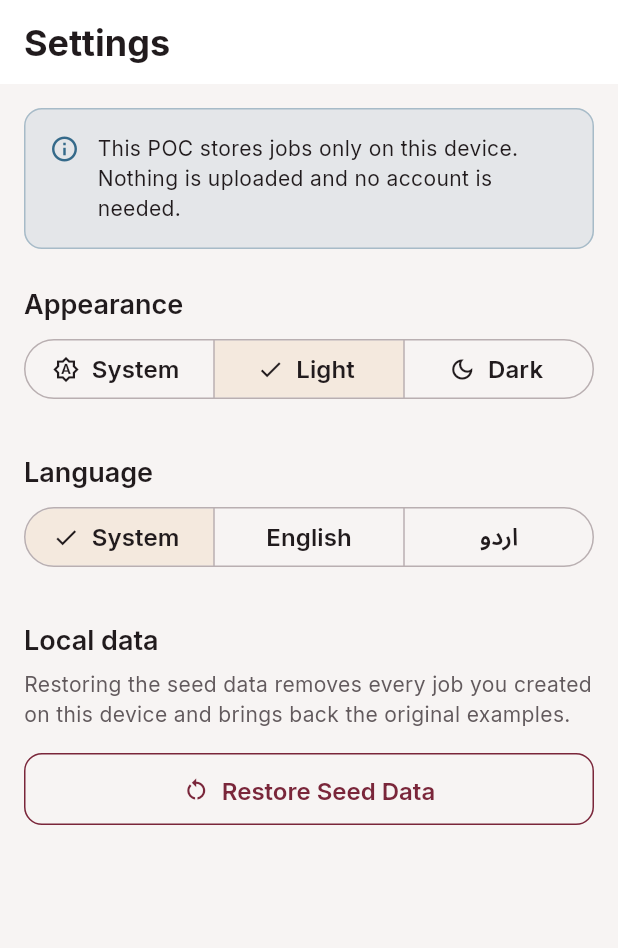
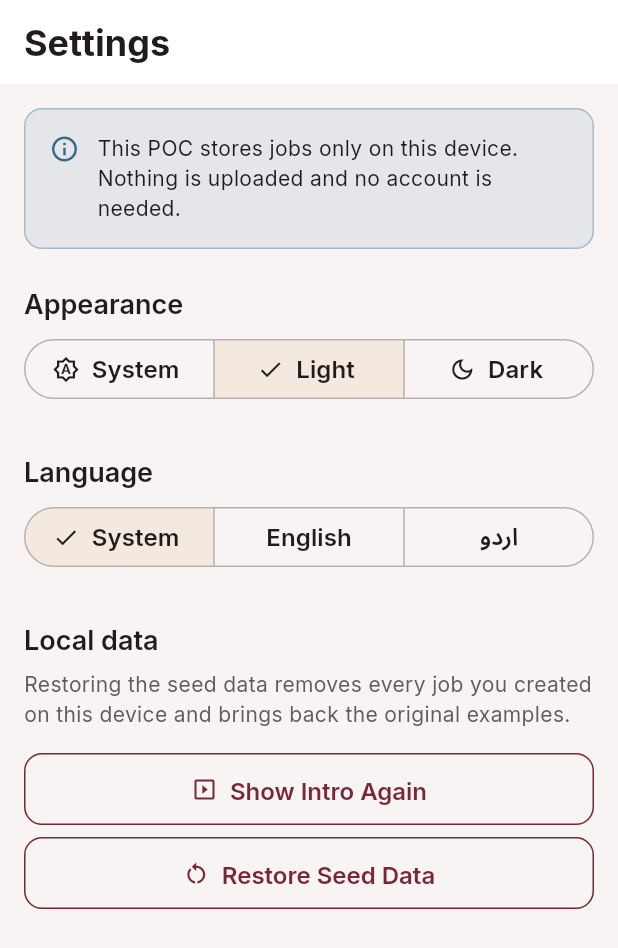
Before and after one commit to HamzaAnjum96/Trust-Hire, a Flutter app: the SettingsScreen screen opened directly, after a tap on "Light", on a phone screen of 412 x 824 dp. Shown: the top 948 px of the screen. Run offline on Flutter 3.47's test engine with Material 3 defaults, Android fonts, the phone set to English and light mode, and no system bars; our stand-ins replace audioplayers, flutter_map, geolocator, image_picker, latlong2, shared_preferences; missing offline and left inert: record; accounts and stored records are empty.

Commit message:
Sprint 12 — onboarding and permission priming
Adds a first run: three skippable panels covering what the app is, that
you post by speaking rather than typing, and what location is for. The
central idea is unusual enough that an audience used to forms will not
discover it by poking around.

More importantly, location is no longer requested the moment the app
opens. Asking for a permission before saying what it is for is precisely
what the brand guidelines warn against. It is now asked only on the last
intro panel, after explaining what it buys and that refusing costs
nothing, with "Not Now" offered as plainly as accepting. Afterwards only
"Near Me" asks.

199 tests pass and the analyzer is clean.

Co-Authored-By: Claude Opus 5 <noreply@anthropic.com>
Claude-Session: https://claude.ai/code/session_014Bdfaf7Qfm3sngJGsE3SWN

```diff
--- a/code/frontend/lib/app/app.dart
+++ b/code/frontend/lib/app/app.dart
@@ -10,6 +10,7 @@ import '../features/map/location_controller.dart';
 import '../services/job_repository.dart';
 import '../services/local_store.dart';
 import '../services/media_store.dart';
+import '../features/onboarding/onboarding_screen.dart';
 import 'app_shell.dart';
 import 'job_controller.dart';
 import 'settings_controller.dart';
@@ -37,9 +38,10 @@ class TrustHireApp extends StatelessWidget {
           create: (_) => SavedJobsController(store)..load(),
         ),
         ChangeNotifierProvider(
-          // Location is requested on first launch so the map can open on the
-          // user rather than the fallback. A refusal is handled, not retried.
-          create: (_) => LocationController()..request(),
+          // Deliberately not requested here. Asking for a permission before
+          // explaining what it is for is what section 19 warns against, so
+          // the intro asks — and afterwards, only "Near Me" does.
+          create: (_) => LocationController(),
         ),
       ],
       child: Consumer<SettingsController>(
@@ -58,10 +60,27 @@ class TrustHireApp extends StatelessWidget {
             theme: BrandTheme.light,
             darkTheme: BrandTheme.dark,
             themeMode: settings.themeMode,
-            home: const AppShell(),
+            home: const _Entry(),
           );
         },
       ),
     );
   }
 }
+
+/// Chooses between the intro and the app itself.
+class _Entry extends StatelessWidget {
+  const _Entry();
+
+  @override
+  Widget build(BuildContext context) {
+    final settings = context.watch<SettingsController>();
+
+    if (settings.introSeen) return const AppShell();
+
+    return OnboardingScreen(
+      location: context.read<LocationController>(),
+      onFinished: settings.markIntroSeen,
+    );
+  }
+}
--- /dev/null
+++ b/code/frontend/lib/features/onboarding/onboarding_screen.dart
@@ -0,0 +1,271 @@
+import 'package:flutter/material.dart';
+
+import '../../core/motion.dart';
+import '../../core/tokens.dart';
+import '../../l10n/app_localizations.dart';
+import '../map/location_controller.dart';
+
+/// The first run.
+///
+/// Three screens, all skippable. It exists for two reasons:
+///
+/// 1. The product's central idea — that you post work by *speaking* rather
+///    than filling in a form — is unusual enough that an audience used to
+///    forms will not discover it by poking around.
+/// 2. The app used to ask for location on launch with no explanation, which
+///    is precisely what section 19 warns against. Location is now requested
+///    only after saying what it is for and that refusing is fine.
+///
+/// No illustrations: section 17 allows them for onboarding, but a placeholder
+/// illustration would be worse than the brand's own iconography used plainly.
+class OnboardingScreen extends StatefulWidget {
+  const OnboardingScreen({
+    super.key,
+    required this.location,
+    required this.onFinished,
+  });
+
+  final LocationController location;
+
+  /// Called when the user finishes or skips. The caller records that the
+  /// intro has been seen.
+  final VoidCallback onFinished;
+
+  @override
+  State<OnboardingScreen> createState() => _OnboardingScreenState();
+}
+
+class _OnboardingScreenState extends State<OnboardingScreen> {
+  final PageController _pages = PageController();
+  int _page = 0;
+  bool _requesting = false;
+
+  static const _pageCount = 3;
+
+  @override
+  void dispose() {
+    _pages.dispose();
+    super.dispose();
+  }
+
+  void _next() {
+    if (_page >= _pageCount - 1) {
+      widget.onFinished();
+      return;
+    }
+    _pages.nextPage(
+      duration: Motion.standard(context),
+      curve: BrandMotion.curve,
+    );
+  }
+
+  Future<void> _askForLocation() async {
+    setState(() => _requesting = true);
+    // A refusal is fine — the controller already treats it as a normal state,
+    // so there is nothing to handle here beyond moving on.
+    await widget.location.request();
+    if (!mounted) return;
+
+    setState(() => _requesting = false);
+    widget.onFinished();
+  }
+
+  @override
+  Widget build(BuildContext context) {
+    final theme = Theme.of(context);
+    final strings = AppStrings.of(context);
+    final isLight = theme.brightness == Brightness.light;
+
+    return Scaffold(
+      backgroundColor: isLight
+          ? BrandColours.warmSand
+          : BrandColours.darkBackground,
+      body: SafeArea(
+        child: Column(
+          children: [
+            Align(
+              alignment: AlignmentDirectional.centerEnd,
+              child: Padding(
+                padding: const EdgeInsets.all(BrandSizing.spaceSm),
+                child: TextButton(
+                  onPressed: widget.onFinished,
+                  child: Text(strings.onboardSkip),
+                ),
+              ),
+            ),
+
+            Expanded(
+              child: PageView(
+                controller: _pages,
+                onPageChanged: (page) => setState(() => _page = page),
+                children: [
+                  _Panel(
+                    icon: Icons.place_outlined,
+                    title: strings.onboardWelcomeTitle,
+                    body: strings.onboardWelcomeBody,
+                  ),
+                  _Panel(
+                    icon: Icons.mic_none,
+                    title: strings.onboardVoiceTitle,
+                    body: strings.onboardVoiceBody,
+                  ),
+                  _Panel(
+                    icon: Icons.near_me_outlined,
+                    title: strings.onboardLocationTitle,
+                    body: strings.onboardLocationBody,
+                    footnote: strings.onboardPrivacyNote,
+                  ),
+                ],
+              ),
+            ),
+
+            _Dots(count: _pageCount, current: _page),
+            const SizedBox(height: BrandSizing.spaceLg),
+
+            Padding(
+              padding: const EdgeInsets.fromLTRB(
+                BrandSizing.spaceLg,
+                0,
+                BrandSizing.spaceLg,
+                BrandSizing.spaceLg,
+              ),
+              child: _page == _pageCount - 1
+                  // The last panel is the only place location is asked for,
+                  // and only after saying what it is for.
+                  ? Column(
+                      children: [
+                        SizedBox(
+                          width: double.infinity,
+                          child: ElevatedButton(
+                            onPressed: _requesting ? null : _askForLocation,
+                            child: _requesting
+                                ? const SizedBox(
+                                    width: 20,
+                                    height: 20,
+                                    child: CircularProgressIndicator(
+                                      strokeWidth: 2.5,
+                                      color: BrandColours.white,
+                                    ),
+                                  )
+                                : Text(strings.onboardAllowLocation),
+                          ),
+                        ),
+                        const SizedBox(height: BrandSizing.spaceSm),
+                        SizedBox(
+                          width: double.infinity,
+                          child: OutlinedButton(
+                            onPressed: _requesting ? null : widget.onFinished,
+                            child: Text(strings.onboardNotNow),
+                          ),
+                        ),
+                      ],
+                    )
+                  : SizedBox(
+                      width: double.infinity,
+                      child: ElevatedButton(
+                        onPressed: _next,
+                        child: Text(strings.onboardNext),
+                      ),
+                    ),
+            ),
+          ],
+        ),
+      ),
+    );
+  }
+}
+
+class _Panel extends StatelessWidget {
+  const _Panel({
+    required this.icon,
+    required this.title,
+    required this.body,
+    this.footnote,
+  });
+
+  final IconData icon;
+  final String title;
+  final String body;
+  final String? footnote;
+
+  @override
+  Widget build(BuildContext context) {
+    final theme = Theme.of(context);
+    final isLight = theme.brightness == Brightness.light;
+
+    return SingleChildScrollView(
+      padding: const EdgeInsets.symmetric(horizontal: BrandSizing.spaceLg),
+      child: Column(
+        crossAxisAlignment: CrossAxisAlignment.start,
+        children: [
+          const SizedBox(height: BrandSizing.spaceXl),
+          Container(
+            width: 96,
+            height: 96,
+            decoration: BoxDecoration(
+              color: isLight ? BrandColours.white : BrandColours.darkSurface,
+              shape: BoxShape.circle,
+            ),
+            child: Icon(icon, size: 44, color: theme.colorScheme.primary),
+          ),
+          const SizedBox(height: BrandSizing.spaceXl),
+          Text(title, style: theme.textTheme.displayMedium),
+          const SizedBox(height: BrandSizing.spaceMd),
+          Text(body, style: theme.textTheme.bodyLarge),
+          if (footnote != null) ...[
+            const SizedBox(height: BrandSizing.spaceLg),
+            Row(
+              crossAxisAlignment: CrossAxisAlignment.start,
+              children: [
+                const Icon(
+                  Icons.lock_outline,
+                  size: 18,
+                  color: BrandColours.informationBlue,
+                ),
+                const SizedBox(width: BrandSizing.spaceSm),
+                Expanded(
+                  child: Text(footnote!, style: theme.textTheme.bodyMedium),
+                ),
+              ],
+            ),
+          ],
+        ],
+      ),
+    );
+  }
+}
+
+class _Dots extends StatelessWidget {
+  const _Dots({required this.count, required this.current});
+
+  final int count;
+  final int current;
+
+  @override
+  Widget build(BuildContext context) {
+    final theme = Theme.of(context);
+    final strings = AppStrings.of(context);
+
+    return Semantics(
+      label: strings.onboardStepOf(current + 1, count),
+      child: Row(
+        mainAxisAlignment: MainAxisAlignment.center,
+        children: [
+          for (var i = 0; i < count; i++)
+            AnimatedContainer(
+              duration: Motion.fast(context),
+              margin: const EdgeInsets.symmetric(horizontal: 4),
+              width: i == current ? 24 : 8,
+              height: 8,
+              decoration: BoxDecoration(
+                color: i == current
+                    ? theme.colorScheme.primary
+                    : theme.colorScheme.outline,
+                borderRadius: BorderRadius.circular(4),
+              ),
+            ),
+        ],
+      ),
+    );
+  }
+}
--- a/code/frontend/lib/features/settings/settings_screen.dart
+++ b/code/frontend/lib/features/settings/settings_screen.dart
@@ -92,6 +92,18 @@ class SettingsScreen extends StatelessWidget {
           ),
           const SizedBox(height: BrandSizing.spaceMd),
           OutlinedButton.icon(
+            onPressed: () async {
+              final messenger = ScaffoldMessenger.of(context);
+              await settings.resetIntro();
+              messenger.showSnackBar(
+                SnackBar(content: Text(strings.introReset)),
+              );
+            },
+            icon: const Icon(Icons.slideshow_outlined),
+            label: Text(strings.showIntroAgain),
+          ),
+          const SizedBox(height: BrandSizing.spaceSm),
+          OutlinedButton.icon(
             onPressed: () => _confirmReset(context),
             icon: const Icon(Icons.restart_alt),
             // Section 21 — explicit label, never "Confirm".
--- a/code/frontend/lib/l10n/app_localizations.dart
+++ b/code/frontend/lib/l10n/app_localizations.dart
@@ -1213,6 +1213,96 @@ abstract class AppStrings {
   /// In en, this message translates to:
   /// **'A job you saved is no longer here.'**
   String get savedJobGone;
+
+  /// No description provided for @onboardWelcomeTitle.
+  ///
+  /// In en, this message translates to:
+  /// **'Nearby work, made simple'**
+  String get onboardWelcomeTitle;
+
+  /// No description provided for @onboardWelcomeBody.
+  ///
+  /// In en, this message translates to:
+  /// **'Trust Hire shows work happening near you, on a map. No account, nothing to fill in.'**
+  String get onboardWelcomeBody;
+
+  /// No description provided for @onboardVoiceTitle.
+  ///
+  /// In en, this message translates to:
+  /// **'Say it, do not type it'**
+  String get onboardVoiceTitle;
+
+  /// No description provided for @onboardVoiceBody.
+  ///
+  /// In en, this message translates to:
+  /// **'Post a job with a voice note, a photo, or a few words. Any one of them is enough — you never have to fill in a form.'**
+  String get onboardVoiceBody;
+
+  /// No description provided for @onboardLocationTitle.
+  ///
+  /// In en, this message translates to:
+  /// **'Work near you'**
+  String get onboardLocationTitle;
+
+  /// No description provided for @onboardLocationBody.
+  ///
+  /// In en, this message translates to:
+  /// **'If you share your location, jobs are sorted by how close they are. You can say no and still use everything — just move the map yourself.'**
+  String get onboardLocationBody;
+
+  /// No description provided for @onboardPrivacyNote.
+  ///
+  /// In en, this message translates to:
+  /// **'Your exact location is never shown on a job. Only a general area is.'**
+  String get onboardPrivacyNote;
+
+  /// No description provided for @onboardNext.
+  ///
+  /// In en, this message translates to:
+  /// **'Next'**
+  String get onboardNext;
+
+  /// No description provided for @onboardSkip.
+  ///
+  /// In en, this message translates to:
+  /// **'Skip'**
+  String get onboardSkip;
+
+  /// No description provided for @onboardAllowLocation.
+  ///
+  /// In en, this message translates to:
+  /// **'Share My Location'**
+  String get onboardAllowLocation;
+
+  /// No description provided for @onboardNotNow.
+  ///
+  /// In en, this message translates to:
+  /// **'Not Now'**
+  String get onboardNotNow;
+
+  /// No description provided for @onboardStart.
+  ///
+  /// In en, this message translates to:
+  /// **'Start'**
+  String get onboardStart;
+
+  /// No description provided for @onboardStepOf.
+  ///
+  /// In en, this message translates to:
+  /// **'Step {step} of {total}'**
+  String onboardStepOf(int step, int total);
+
+  /// No description provided for @showIntroAgain.
+  ///
+  /// In en, this message translates to:
+  /// **'Show Intro Again'**
+  String get showIntroAgain;
+
+  /// No description provided for @introReset.
+  ///
+  /// In en, this message translates to:
+  /// **'The intro will show next time you open the app.'**
+  String get introReset;
 }
 
 class _AppStringsDelegate extends LocalizationsDelegate<AppStrings> {
--- a/code/frontend/lib/services/local_store.dart
+++ b/code/frontend/lib/services/local_store.dart
@@ -85,6 +85,9 @@ class StoreKeys {
   /// Ids of jobs the user bookmarked, comma separated.
   static const savedJobs = 'trust_hire.saved_jobs';
 
+  /// Set once the first-run intro has been seen.
+  static const introSeen = 'trust_hire.intro_seen';
+
   /// Comma-separated ids of blobs held by [MediaStore]. The blobs themselves
   /// live under `trust_hire.media.<id>` and are enumerated through this index.
   static const mediaIndex = 'trust_hire.media_index';
@@ -96,6 +99,7 @@ class StoreKeys {
     themeMode,
     language,
     savedJobs,
+    introSeen,
     mediaIndex,
   ];
 }
```
Also changed, not shown: code/frontend/lib/app/settings_controller.dart (+22 -0 lines), code/frontend/lib/l10n/app_en.arb (+26 -1 lines), code/frontend/lib/l10n/app_localizations_en.dart (+51 -0 lines), code/frontend/lib/l10n/app_localizations_ur.dart (+51 -0 lines), code/frontend/lib/l10n/app_ur.arb (+16 -1 lines), 5 other files.
